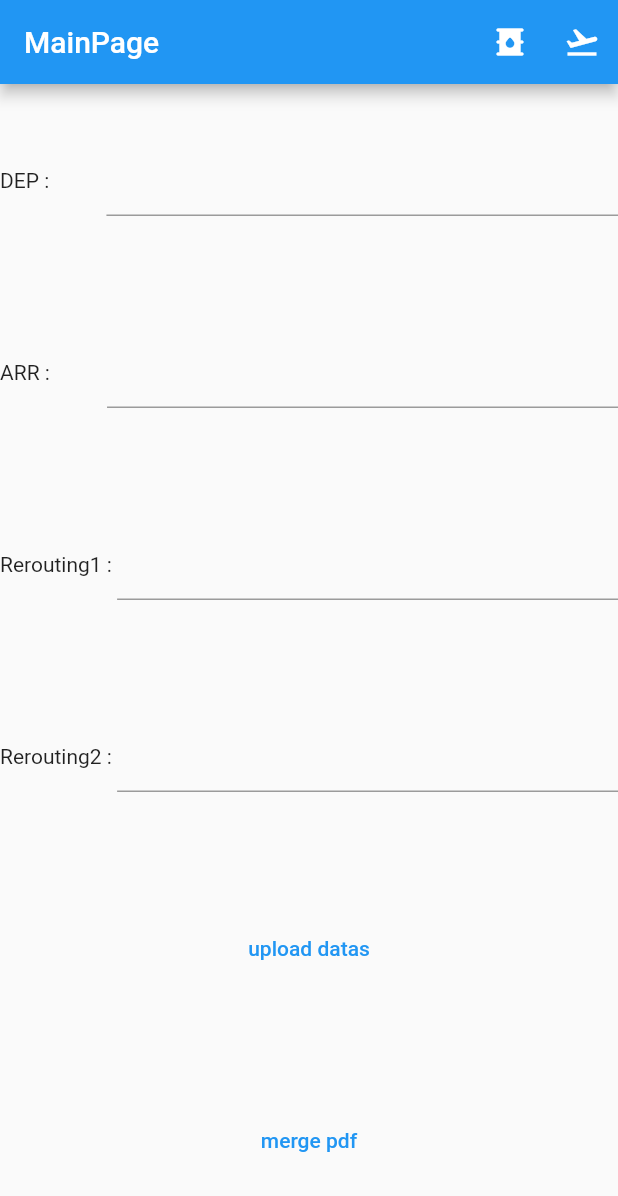
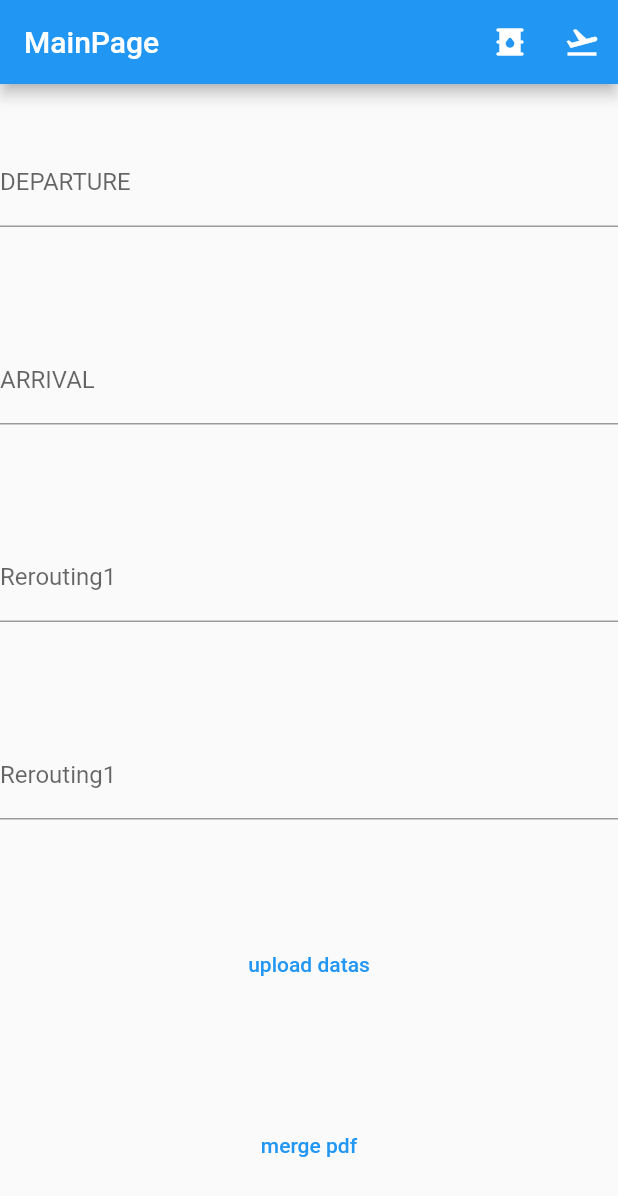
Before and after one commit to limagolf22/scraplapl, a Flutter app: the screen it shows after launch, on a phone screen of 412 x 824 dp. Shown: the top 1196 px of the screen. Run offline on Flutter 3.47's test engine with Material 2 defaults, Android fonts, the phone set to English and light mode, and no system bars; our stand-ins replace pdf; missing offline and left inert: pdf_merger, requests.

Commit message:
add icon + replace TextFormField

```diff
--- a/lib/fuel_page.dart
+++ b/lib/fuel_page.dart
@@ -17,6 +17,7 @@
 var consoContentold = List<int>.generate(headersConso.length, (index) => 0);
 var consoContent = {for (var k in headersConso) k: 0};
 
+//TODO : add persistency
 class FuelPage extends StatefulWidget {
   const FuelPage({super.key});
 
--- a/lib/main.dart
+++ b/lib/main.dart
@@ -64,54 +64,38 @@
         ),
         body:
             Column(mainAxisAlignment: MainAxisAlignment.spaceAround, children: [
-          Row(children: [
-            const Text("DEP :           "),
-            Expanded(
-              child: TextField(
+          TextFormField(
               textAlign: TextAlign.center,
               keyboardType: TextInputType.text,
               onChanged: (value) {
                 depArpt = value;
               },
-                  controller: TextEditingController()..text = depArpt),
-            )
-          ]),
-          Row(children: [
-            const Text("ARR :           "),
-            Expanded(
-              child: TextField(
+              controller: TextEditingController()..text = depArpt,
+              decoration: const InputDecoration(labelText: "DEPARTURE")),
+          TextFormField(
               textAlign: TextAlign.center,
               keyboardType: TextInputType.text,
               onChanged: (value) {
                 arrArpt = value;
               },
-                  controller: TextEditingController()..text = arrArpt),
-            )
-          ]),
-          Row(children: [
-            const Text("Rerouting1 : "),
-            Expanded(
-              child: TextField(
+              controller: TextEditingController()..text = arrArpt,
+              decoration: const InputDecoration(labelText: "ARRIVAL")),
+          TextFormField(
               textAlign: TextAlign.center,
               keyboardType: TextInputType.text,
               onChanged: (value) {
                 rerouting1 = value;
               },
-                  controller: TextEditingController()..text = rerouting1),
-            )
-          ]),
-          Row(children: [
-            const Text("Rerouting2 : "),
-            Expanded(
-              child: TextField(
+              controller: TextEditingController()..text = rerouting1,
+              decoration: const InputDecoration(labelText: "Rerouting1")),
+          TextFormField(
               textAlign: TextAlign.center,
               keyboardType: TextInputType.text,
               onChanged: (value) {
                 rerouting2 = value;
               },
-                  controller: TextEditingController()..text = rerouting2),
-            )
-          ]),
+              controller: TextEditingController()..text = rerouting2,
+              decoration: const InputDecoration(labelText: "Rerouting1")),
           TextButton(
             child: const Text("upload datas"),
             onPressed: () {
```
Also changed, not shown: pubspec.yaml (+16 -0 lines), assets/icon/icon.png (added), pubspec.lock, 34 other files. Lines whose indentation alone changed are shown as unchanged.
